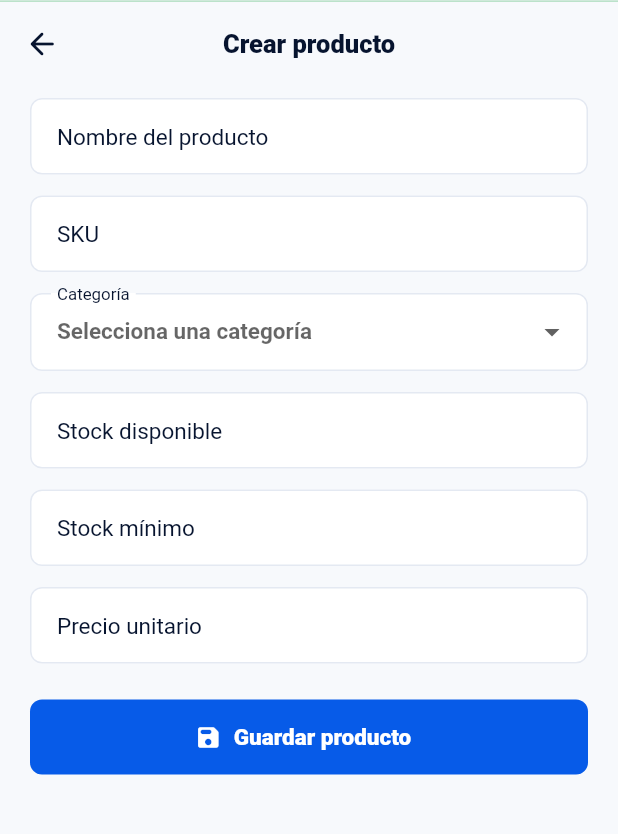
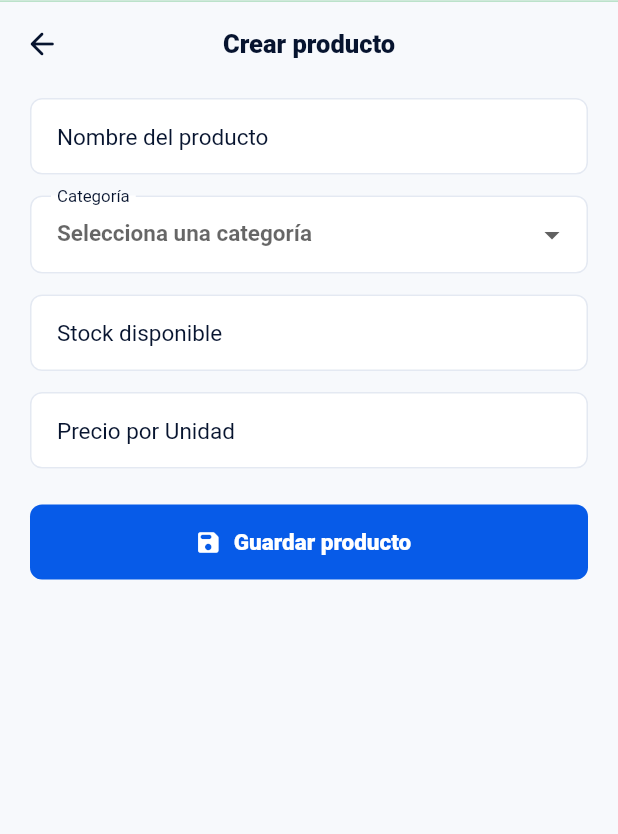
Before and after one commit to rmc03/Inventario-App, a Flutter app: the ProductoFormScreen screen opened by its route, after a tap on "Guardar producto", on a phone screen of 412 x 824 dp, the part 52-886 px from its top. Run offline on Flutter 3.47's test engine with Material 3 defaults, Android fonts, the phone set to English and light mode, and no system bars; our stand-ins replace cached_network_image, connectivity_plus, flutter_riverpod, go_router, sqflite, supabase_flutter; accounts and stored records are empty.

Commit message:
refactor(producto): simplify form - remove stock mínimo and rename precio label
- Remove stock mínimo field from product form (defaults to 0, kept in model for future low-stock warning feature)
- Rename 'Precio unitario' to 'Precio por Unidad' in form and detail screens

```diff
--- a/lib/features/inventario/presentation/producto_detalle_screen.dart
+++ b/lib/features/inventario/presentation/producto_detalle_screen.dart
@@ -97,7 +97,7 @@ class ProductoDetalleScreen extends ConsumerWidget {
             ),
             _DetailRow(
               icon: Icons.paid_outlined,
-              label: 'Precio unitario',
+              label: 'Precio por Unidad',
               value: formatCurrency(producto.precio),
             ),
             _DetailRow(
--- a/lib/features/inventario/presentation/producto_form_screen.dart
+++ b/lib/features/inventario/presentation/producto_form_screen.dart
@@ -17,9 +17,7 @@ class ProductoFormScreen extends ConsumerStatefulWidget {
 
 class _ProductoFormScreenState extends ConsumerState<ProductoFormScreen> {
   final _nombreController = TextEditingController();
-  final _codigoController = TextEditingController();
   final _stockController = TextEditingController();
-  final _stockMinimoController = TextEditingController();
   final _precioController = TextEditingController();
   String? _categoriaId;
   Producto? _producto;
@@ -37,9 +35,7 @@ class _ProductoFormScreenState extends ConsumerState<ProductoFormScreen> {
       if (producto != null) {
         _producto = producto;
         _nombreController.text = producto.nombre;
-        _codigoController.text = producto.codigoRef ?? '';
         _stockController.text = producto.stockActual.toString();
-        _stockMinimoController.text = producto.stockMinimo.toString();
         _precioController.text = producto.precio.toStringAsFixed(2);
         _categoriaId = producto.categoriaId;
       }
@@ -49,9 +45,7 @@ class _ProductoFormScreenState extends ConsumerState<ProductoFormScreen> {
   @override
   void dispose() {
     _nombreController.dispose();
-    _codigoController.dispose();
     _stockController.dispose();
-    _stockMinimoController.dispose();
     _precioController.dispose();
     super.dispose();
   }
@@ -82,14 +76,6 @@ class _ProductoFormScreenState extends ConsumerState<ProductoFormScreen> {
               ),
             ),
             const SizedBox(height: 14),
-            TextField(
-              controller: _codigoController,
-              decoration: const InputDecoration(
-                labelText: 'SKU',
-                hintText: 'Ej. LAP-001',
-              ),
-            ),
-            const SizedBox(height: 14),
             DropdownButtonFormField<String>(
               initialValue: _categoriaId,
               decoration: const InputDecoration(labelText: 'Categoría'),
@@ -114,21 +100,12 @@ class _ProductoFormScreenState extends ConsumerState<ProductoFormScreen> {
             ),
             const SizedBox(height: 14),
             TextField(
-              controller: _stockMinimoController,
-              keyboardType: TextInputType.number,
-              decoration: const InputDecoration(
-                labelText: 'Stock mínimo',
-                hintText: 'Ej. 5',
-              ),
-            ),
-            const SizedBox(height: 14),
-            TextField(
               controller: _precioController,
               keyboardType: const TextInputType.numberWithOptions(
                 decimal: true,
               ),
               decoration: const InputDecoration(
-                labelText: 'Precio unitario',
+                labelText: 'Precio por Unidad',
                 hintText: 'Ej. 750.00',
               ),
             ),
@@ -159,10 +136,8 @@ class _ProductoFormScreenState extends ConsumerState<ProductoFormScreen> {
       categoriaId: categoriaId,
       precio: double.tryParse(_precioController.text.replaceAll(',', '.')) ?? 0,
       stockActual: int.tryParse(_stockController.text.trim()) ?? 0,
-      stockMinimo: int.tryParse(_stockMinimoController.text.trim()) ?? 0,
-      codigoRef: _codigoController.text.trim().isEmpty
-          ? null
-          : _codigoController.text.trim(),
+      stockMinimo: _producto?.stockMinimo ?? 0,
+      codigoRef: null,
       fotoUrl: _producto?.fotoUrl,
       createdAt: _producto?.createdAt ?? now,
       updatedAt: now,
```
